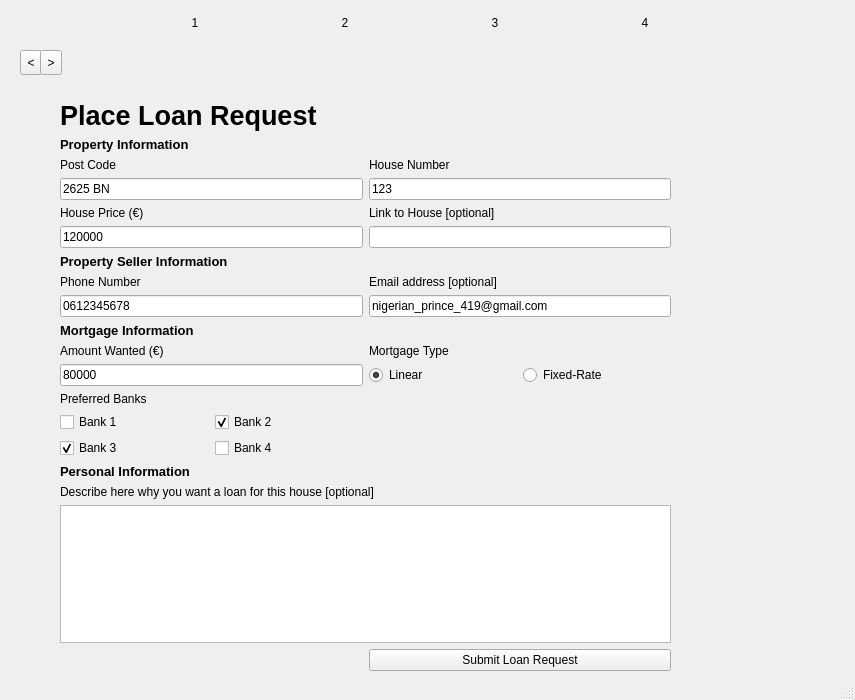
Qt form ui/mainwindow.ui (Jumba/decentralized-mortgage-market) before a commit.
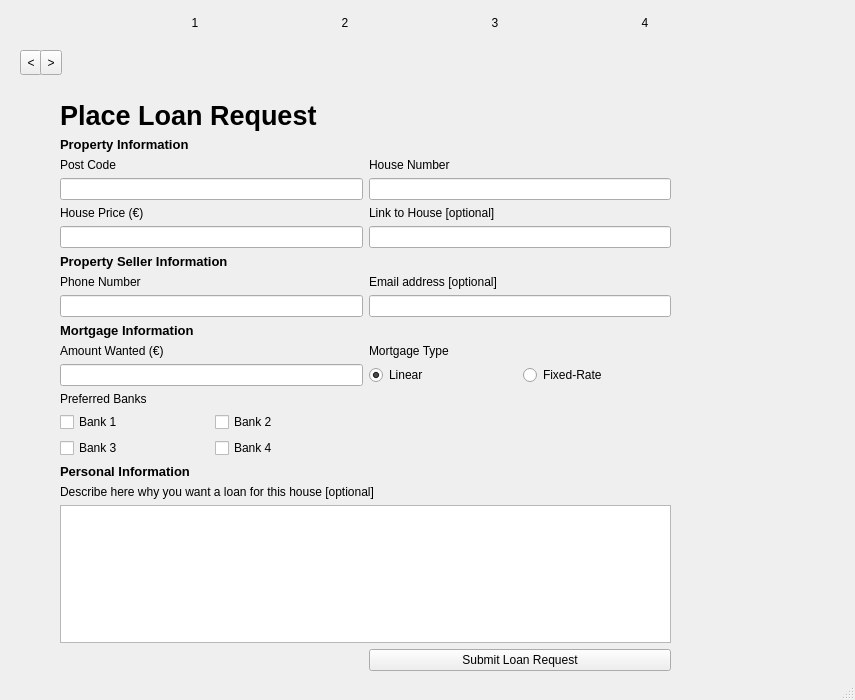
The same form after that commit. The open tabs and pages were chosen to show the change.

Commit message: Removed the pre-filled forms

What changed in the file:
```diff
--- a/ui/mainwindow.ui
+++ b/ui/mainwindow.ui
@@ -535,14 +535,14 @@
        <item row="3" column="1">
         <widget class="QLineEdit" name="bplr_housenumber_lineedit">
          <property name="text">
-          <string>123</string>
+          <string/>
          </property>
         </widget>
        </item>
        <item row="5" column="0">
         <widget class="QLineEdit" name="bplr_house_price_lineedit">
          <property name="text">
-          <string>120000</string>
+          <string/>
          </property>
         </widget>
        </item>
@@ -561,14 +561,14 @@
        <item row="3" column="0">
         <widget class="QLineEdit" name="bplr_postcode_lineedit">
          <property name="text">
-          <string>2625 BN</string>
+          <string/>
          </property>
         </widget>
        </item>
        <item row="8" column="0">
         <widget class="QLineEdit" name="bplr_seller_phone_number_lineedit">
          <property name="text">
-          <string>0612345678</string>
+          <string/>
          </property>
         </widget>
        </item>
@@ -599,7 +599,7 @@
        <item row="11" column="0">
         <widget class="QLineEdit" name="bplr_amount_wanted_lineedit">
          <property name="text">
-          <string>80000</string>
+          <string/>
          </property>
         </widget>
        </item>
@@ -751,7 +751,7 @@
             <string>Bank 2</string>
            </property>
            <property name="checked">
-            <bool>true</bool>
+            <bool>false</bool>
            </property>
           </widget>
          </item>
@@ -768,7 +768,7 @@
             <string>Bank 3</string>
            </property>
            <property name="checked">
-            <bool>true</bool>
+            <bool>false</bool>
            </property>
           </widget>
          </item>
@@ -808,7 +808,7 @@
        <item row="8" column="1">
         <widget class="QLineEdit" name="bplr_seller_email_lineedit">
          <property name="text">
-          <string>nigerian_prince_419@gmail.com</string>
+          <string/>
          </property>
         </widget>
        </item>
```
Left out of the diff: 8 changed lines with no effect on the pictures. The commit also changes 2 other files.
